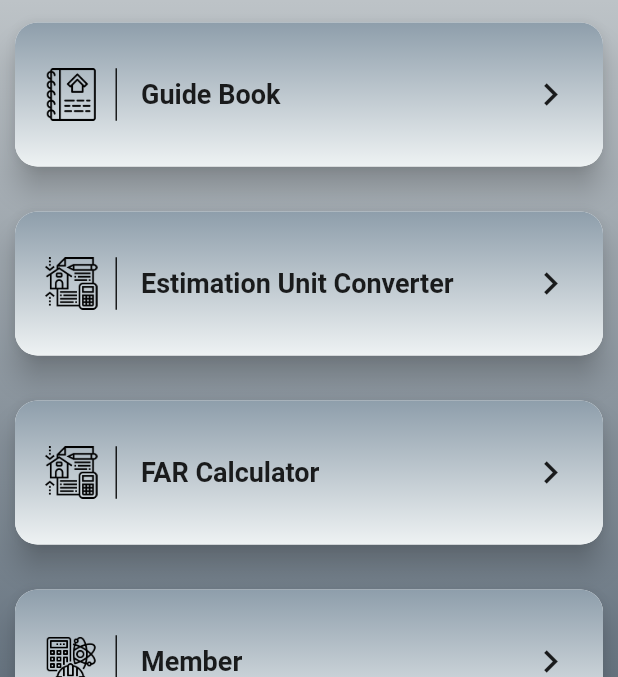
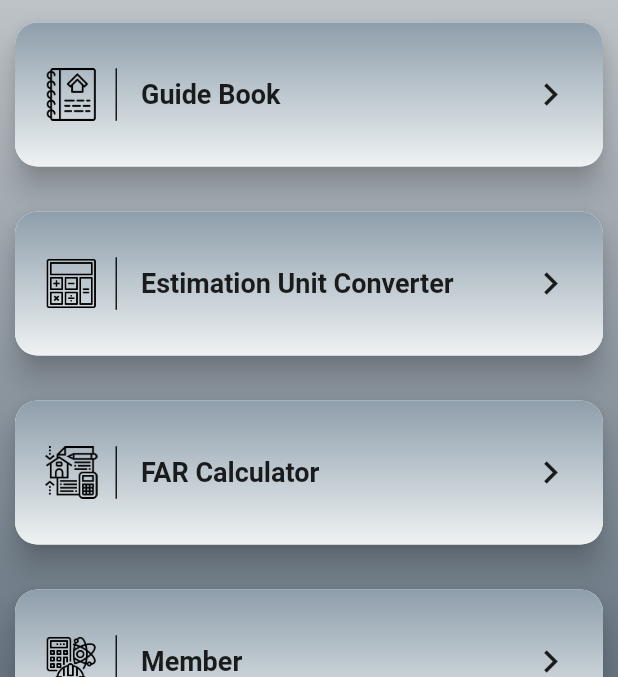
Before and after one commit to sadat-s-ahmed/bangladesh_building_code, a Flutter app: the screen it shows after launch, on a phone screen of 412 x 824 dp, the part 90-767 px from its top. Run offline on Flutter 3.47's test engine with Material 2 defaults, Android fonts, the phone set to English and light mode, and no system bars; our stand-ins replace decimal, flutter_secure_storage, sliding_up_panel; missing offline and left inert: animated_splash, dropdownfield, flat_icons_flutter, flutter_pdfview, flutter_plugin_pdf_viewer.

Commit message:
fixed minor issues across multiple pages

```diff
--- a/bd_building_code/lib/pages/FAR_page/far_page.dart
+++ b/bd_building_code/lib/pages/FAR_page/far_page.dart
@@ -9,7 +9,7 @@ import 'package:dropdownfield/dropdownfield.dart';
 Color backgroundColor = Colors.grey.shade200;
 Color bg_grad = Color.fromRGBO(58, 58,58,1);
 Color bg_grad2 = Color.fromRGBO(58, 58, 58,.7);
-
+Color appbarColor = Colors.black;
 
 class Far_page extends StatefulWidget {
   Far_page({Key key}) : super(key: key);
@@ -54,7 +54,7 @@ class _Far_pageState extends State<Far_page> {
       appBar:PreferredSize(
           preferredSize: Size.fromHeight(70.0),
             child: AppBar(
-            backgroundColor:bg_grad ,
+            backgroundColor:appbarColor ,
             elevation: 0.0,
             centerTitle: true,
             title: new Text(
@@ -233,7 +233,7 @@ class _Far_pageState extends State<Far_page> {
                     width: double.infinity,
                     height: 50.0,
                     child:RaisedButton(
-                      color: bg_grad2,
+                      color: appbarColor,
                       onPressed: _validateInputs,
                       child: new Text('Generate' ,
                         style:TextStyle(
--- a/bd_building_code/lib/pages/homeScreen/home_page.dart
+++ b/bd_building_code/lib/pages/homeScreen/home_page.dart
@@ -27,7 +27,7 @@ class _HomePageState extends State<HomePage> with TickerProviderStateMixin {
   List<HomeCardsDetails> pages = [
     new HomeCardsDetails("Guide Book",'assets/home/catalogue.png' , GuidebookPage()),
     new HomeCardsDetails(
-        "Estimation Unit Converter", 'assets/home/calculation.png', ConversionPage()),
+        "Estimation Unit Converter", 'assets/home/calculator.png', ConversionPage()),
     new HomeCardsDetails("FAR Calculator", 'assets/home/calculation.png', Far_page()),
     new HomeCardsDetails("Member", 'assets/home/science.png', HomePage()),
     new HomeCardsDetails("About", 'assets/home/architecture-and-city.png', HomePage()),
@@ -105,16 +105,16 @@ class _HomePageState extends State<HomePage> with TickerProviderStateMixin {
               ),
             ),
             new ListTile(
-                leading: Icon(Icons.dashboard),
-                title: new Text("Guide Books"),
+                leading: Icon(Icons.verified_user),
+                title: new Text("Profile"),
                 onTap: () {
                    Navigator.of(context).push(
                     MaterialPageRoute(builder: (context) => GuidebookPage()),
                   );
                 }),
             new ListTile(
-                leading:Icon(Icons.apps),
-                title: new Text("FAR Calculator"),
+                leading:Icon(Icons.bug_report),
+                title: new Text("Report Issue"),
                 onTap: () {
                    Navigator.of(context).push(
                     MaterialPageRoute(builder: (context) => Far_page()),
@@ -122,7 +122,7 @@ class _HomePageState extends State<HomePage> with TickerProviderStateMixin {
                 }),
             new ListTile(
                 leading: Icon(Icons.settings),
-                title: new Text("Estimation Unit Calculator"),
+                title: new Text("Settings"),
                 onTap: () {
                    Navigator.of(context).push(
                     MaterialPageRoute(builder: (context) => ConversionPage()),
--- a/bd_building_code/pubspec.yaml
+++ b/bd_building_code/pubspec.yaml
@@ -72,6 +72,9 @@ flutter:
    - assets/home/calculator.png
    - assets/home/catalogue.png
    - assets/home/science.png
+   - assets/home/buildings.png
+   - assets/home/notebook.png
+   - assets/home/contract-1.png
 
 
 
```
Also changed, not shown: bd_building_code/lib/pages/guidebook_page/guidebook_page.dart (+21 -18 lines), bd_building_code/assets/home/buildings.png (added), bd_building_code/assets/home/contract-1.png (added), bd_building_code/assets/home/notebook.png (added).
